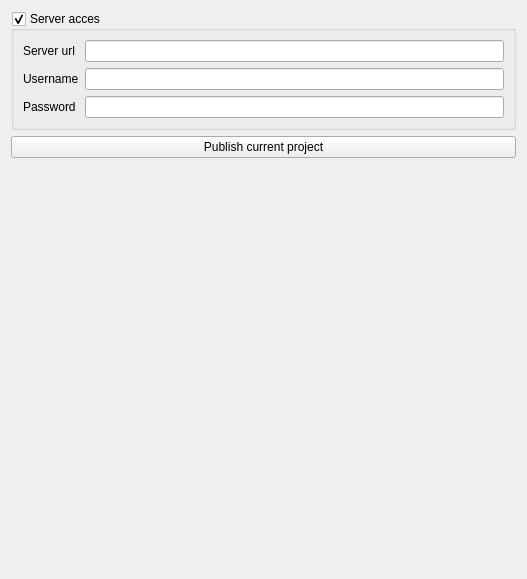
Old version of the form config_dialog.ui in the repository FlavBd/qwc2_plugin.
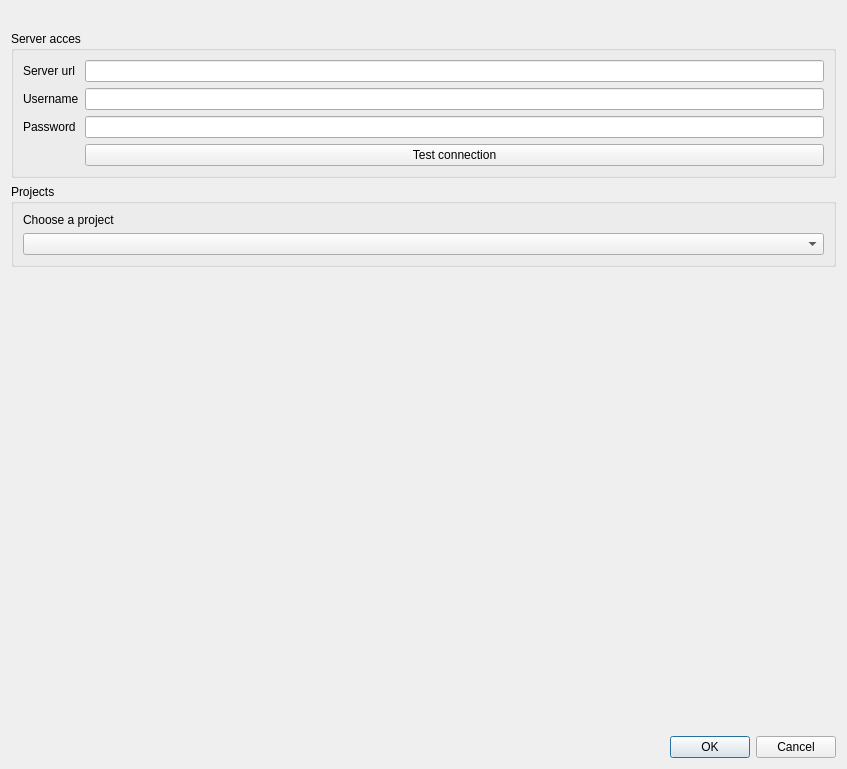
New version of the form.

Patch:
```diff
--- a/config_dialog.ui
+++ b/config_dialog.ui
@@ -1,59 +1,146 @@
 <?xml version="1.0" encoding="UTF-8"?>
 <ui version="4.0">
- <class>Form</class>
- <widget class="QWidget" name="Form">
+ <class>Dialog</class>
+ <widget class="QDialog" name="Dialog">
   <property name="geometry">
    <rect>
     <x>0</x>
     <y>0</y>
-    <width>527</width>
-    <height>579</height>
+    <width>847</width>
+    <height>769</height>
    </rect>
   </property>
   <property name="windowTitle">
    <string>Form</string>
   </property>
-  <layout class="QGridLayout" name="gridLayout_2">
-   <item row="1" column="0">
-    <widget class="QGroupBox" name="groupBox">
+  <layout class="QGridLayout" name="gridLayout_3">
+   <item row="0" column="0" colspan="2">
+    <widget class="QLabel" name="warningLabel">
+     <property name="enabled">
+      <bool>true</bool>
+     </property>
+     <property name="palette">
+      <palette>
+       <active>
+        <colorrole role="WindowText">
+         <brush brushstyle="SolidPattern">
+          <color alpha="255">
+           <red>239</red>
+           <green>41</green>
+           <blue>41</blue>
+          </color>
+         </brush>
+        </colorrole>
+       </active>
+       <inactive>
+        <colorrole role="WindowText">
+         <brush brushstyle="SolidPattern">
+          <color alpha="255">
+           <red>239</red>
+           <green>41</green>
+           <blue>41</blue>
+          </color>
+         </brush>
+        </colorrole>
+       </inactive>
+       <disabled>
+        <colorrole role="WindowText">
+         <brush brushstyle="SolidPattern">
+          <color alpha="255">
+           <red>190</red>
+           <green>190</green>
+           <blue>190</blue>
+          </color>
+         </brush>
+        </colorrole>
+       </disabled>
+      </palette>
+     </property>
+     <property name="font">
+      <font>
+       <family>Ubuntu</family>
+       <weight>75</weight>
+       <bold>true</bold>
+      </font>
+     </property>
+     <property name="text">
+      <string/>
+     </property>
+    </widget>
+   </item>
+   <item row="1" column="0" colspan="2">
+    <widget class="QGroupBox" name="serrAccesGroupBox">
      <property name="title">
       <string>Server acces</string>
      </property>
      <property name="checkable">
-      <bool>true</bool>
+      <bool>false</bool>
      </property>
-     <layout class="QGridLayout" name="gridLayout">
+     <layout class="QGridLayout" name="gridLayout_2">
       <item row="1" column="0">
-       <widget class="QLabel" name="label_2">
+       <widget class="QLabel" name="label_4">
+        <property name="text">
+         <string>Server url</string>
+        </property>
+       </widget>
+      </item>
+      <item row="3" column="0">
+       <widget class="QLabel" name="label_5">
+        <property name="text">
+         <string>Password</string>
+        </property>
+       </widget>
+      </item>
+      <item row="2" column="0">
+       <widget class="QLabel" name="label_6">
         <property name="text">
          <string>Username</string>
         </property>
        </widget>
       </item>
-      <item row="2" column="1">
+      <item row="4" column="2">
+       <widget class="QPushButton" name="getConfigButton">
+        <property name="text">
+         <string>Test connection</string>
+        </property>
+       </widget>
+      </item>
+      <item row="2" column="2">
+       <widget class="QLineEdit" name="usernameLineEdit"/>
+      </item>
+      <item row="3" column="2">
        <widget class="QLineEdit" name="passwordLineEdit">
         <property name="echoMode">
          <enum>QLineEdit::Password</enum>
         </property>
        </widget>
       </item>
-      <item row="0" column="1">
+      <item row="1" column="2">
        <widget class="QLineEdit" name="urlLineEdit"/>
       </item>
-      <item row="0" column="0">
-       <widget class="QLabel" name="label">
+     </layout>
+    </widget>
+   </item>
+   <item row="2" column="0" colspan="2">
+    <widget class="QGroupBox" name="projectsGroupBox">
+     <property name="enabled">
+      <bool>true</bool>
+     </property>
+     <property name="title">
+      <string>Projects</string>
+     </property>
+     <layout class="QVBoxLayout" name="verticalLayout_2">
+      <item>
+       <widget class="QLabel" name="selectProjectLabel">
         <property name="text">
-         <string>Server url</string>
+         <string>Choose a project</string>
         </property>
        </widget>
       </item>
-      <item row="1" column="1">
-       <widget class="QLineEdit" name="usernameLineEdit"/>
-      </item>
-      <item row="2" column="0">
-       <widget class="QLabel" name="label_3">
-        <property name="text">
-         <string>Password</string>
+      <item>
+       <widget class="QComboBox" name="projectsComboBox">
+        <property name="currentIndex">
+         <number>-1</number>
         </property>
        </widget>
       </item>
@@ -68,15 +155,18 @@
      <property name="sizeHint" stdset="0">
       <size>
        <width>20</width>
-       <height>40</height>
+       <height>428</height>
       </size>
      </property>
     </spacer>
    </item>
-   <item row="2" column="0">
-    <widget class="QPushButton" name="publishProjectButton">
-     <property name="text">
-      <string>Publish current project</string>
+   <item row="4" column="1">
+    <widget class="QDialogButtonBox" name="buttonBox">
+     <property name="orientation">
+      <enum>Qt::Horizontal</enum>
+     </property>
+     <property name="standardButtons">
+      <set>QDialogButtonBox::Cancel|QDialogButtonBox::Ok</set>
      </property>
     </widget>
    </item>
```
Left out of the diff: 37 changed lines with no effect on the pictures.
